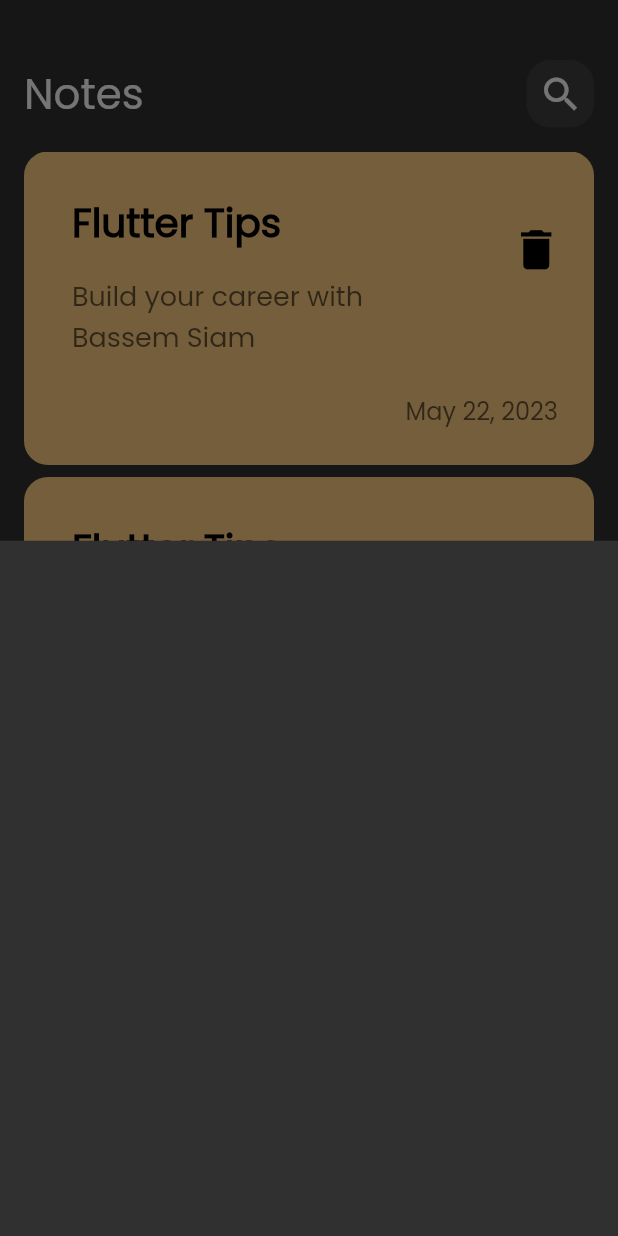
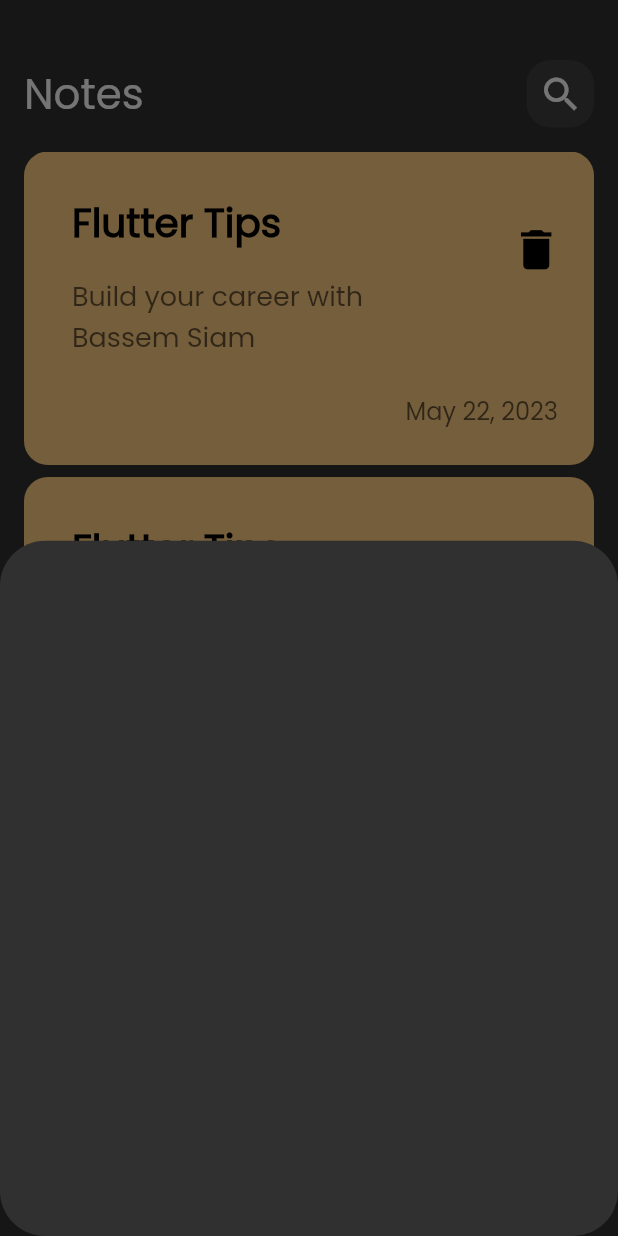
Before and after one commit to BassemSiam/notes_app, a Flutter app: the screen it shows after launch, after a tap on the "add" icon, on a phone screen of 412 x 824 dp. Run offline on Flutter 3.47's test engine with Material 2 defaults, Android fonts, the phone set to English and light mode, and no system bars.

Commit message:
add border reduis to bottom sheet

```diff
--- a/lib/Components/Widgets/widgets.dart
+++ b/lib/Components/Widgets/widgets.dart
@@ -75,8 +75,6 @@ class CustomBottomShet extends StatelessWidget {
 
   @override
   Widget build(BuildContext context) {
-    return Container(
-
-    );
+    return Container();
   }
 }
--- a/lib/Screens/notes_screen.dart
+++ b/lib/Screens/notes_screen.dart
@@ -11,6 +11,9 @@ class NoteScreen extends StatelessWidget {
       floatingActionButton: FloatingActionButton(
         onPressed: () {
           showModalBottomSheet(
+            shape: RoundedRectangleBorder(
+              borderRadius: BorderRadius.circular(30)
+            ),
             context: context,
             builder: (context) {
               return const CustomBottomShet();
```
